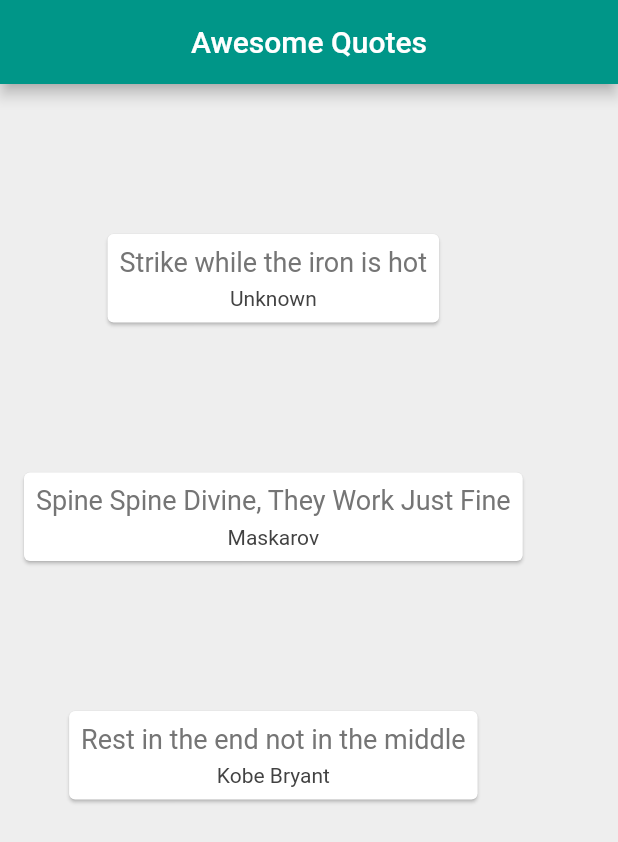
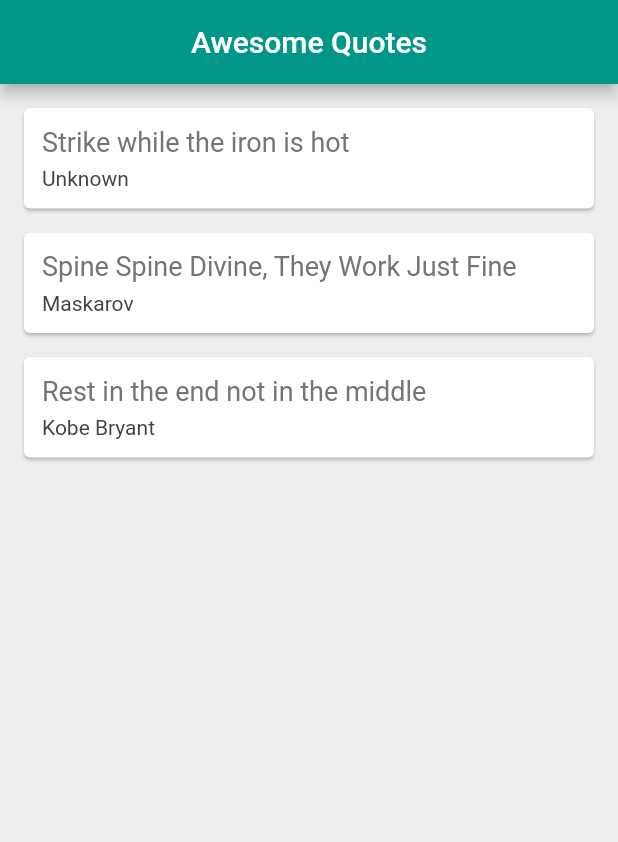
Before and after one commit to andreyp3054/Quote-Cards, a Flutter app: the screen it shows after launch, on a phone screen of 412 x 824 dp. Shown: the top 842 px of the screen. Run offline on Flutter 3.47's test engine with Material 2 defaults, Android fonts, the phone set to English and light mode, and no system bars.

Commit message:
stretched the width

```diff
--- a/lib/main.dart
+++ b/lib/main.dart
@@ -20,11 +20,13 @@ class _QuoteListState extends State<QuoteList> {
   ];
 
   Widget quoteTemplate(quote) {
+    // format for each quote
     return Card(
-      margin: const EdgeInsets.fromLTRB(16.0, 100.0, 16.0, 0),
+      margin: const EdgeInsets.fromLTRB(16.0, 16.0, 16.0, 0),
       child: Padding(
-        padding: const EdgeInsets.all(8.0),
+        padding: const EdgeInsets.all(12.0),
         child: Column(
+          crossAxisAlignment: CrossAxisAlignment.stretch,
           children: <Widget>[
             Text(
               quote.text,
```
